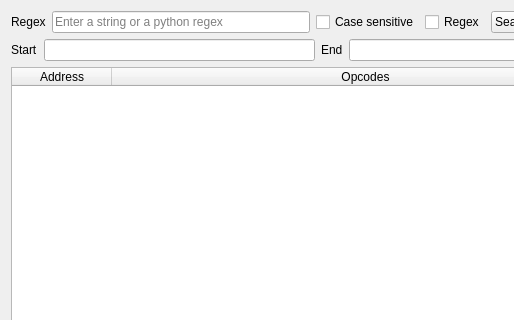
The window that GUI/SearchOpcodeWidget.ui (korcankaraokcu/PINCE) describes before a commit, drawn with Qt 5; both pictures show x 0 to 514 and y 0 to 320 of the 631 by 490 pixel window.
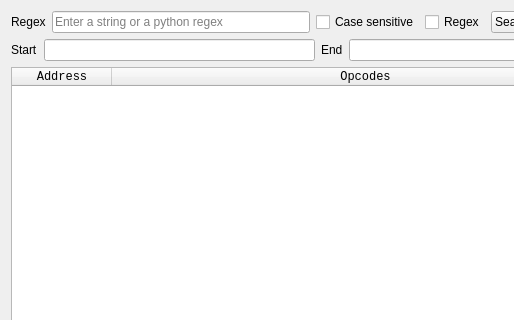
The same window after the commit.

Commit message: Add monospace to more widgets

```diff
--- a/GUI/SearchOpcodeWidget.ui
+++ b/GUI/SearchOpcodeWidget.ui
@@ -92,6 +92,11 @@
    </item>
    <item row="2" column="0">
     <widget class="QTableWidget" name="tableWidget_Opcodes">
+     <property name="font">
+      <font>
+       <family>Monospace</family>
+      </font>
+     </property>
      <property name="editTriggers">
       <set>QAbstractItemView::NoEditTriggers</set>
      </property>
```
The commit also changes 28 other files.
